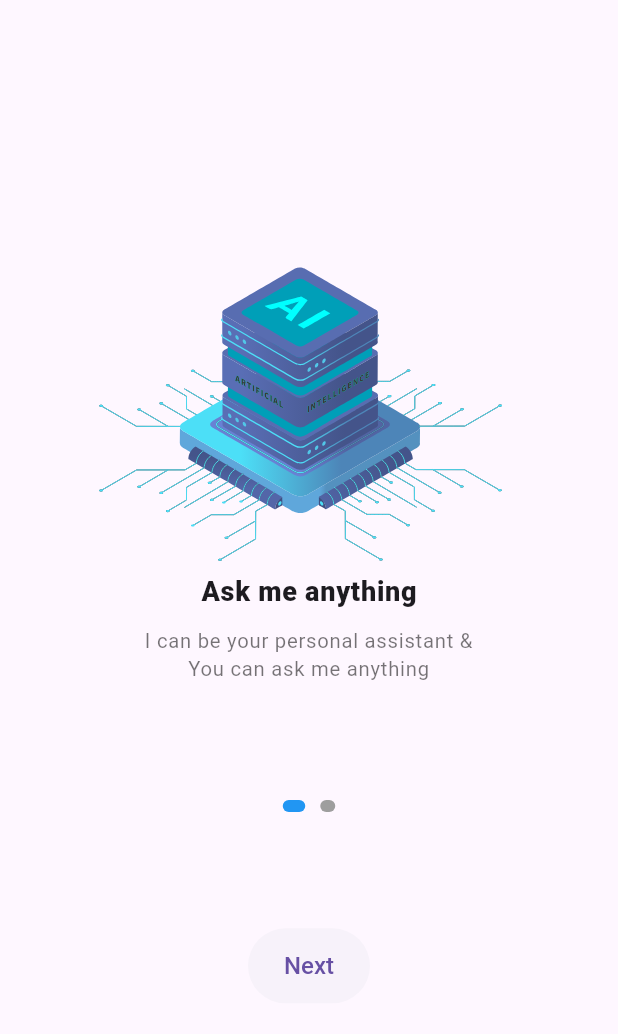
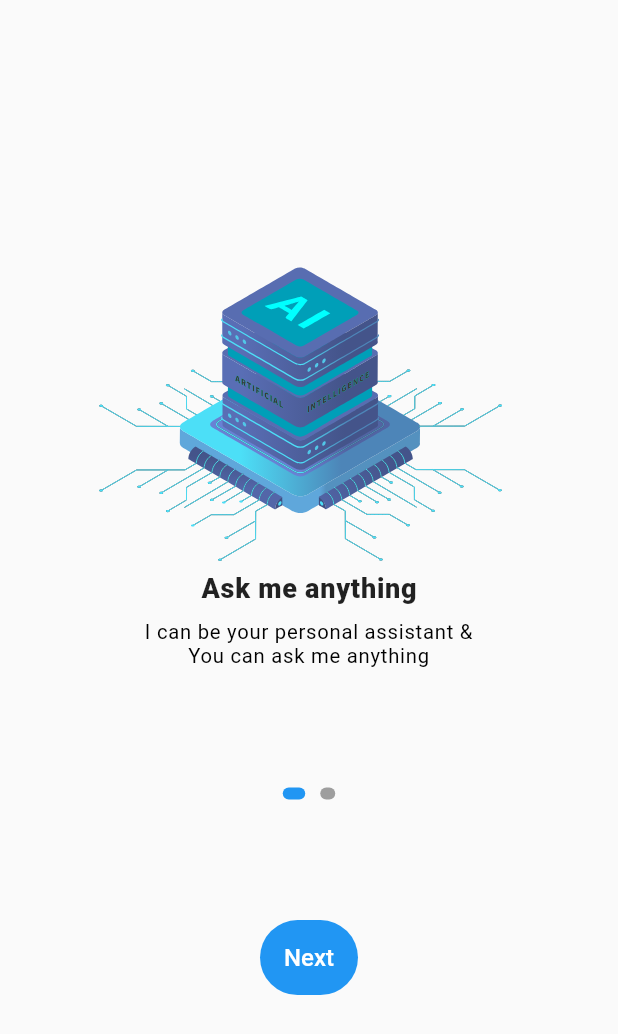
Before and after one commit to Parthh08/Ai-assistant, a Flutter app: the screen it shows after launch, on a phone screen of 412 x 824 dp. Shown: the top 1034 px of the screen. Run offline on Flutter 3.47's test engine with Material 3 defaults, Android fonts, the phone set to English and light mode, and no system bars; our stand-ins replace animated_text_kit, flutter_animate, get, google_generative_ai, hive, lottie; accounts and stored records are empty.

Commit message:
feat: enhance image generation feature and improve theme management

```diff
--- a/lib/controller/image_controller.dart
+++ b/lib/controller/image_controller.dart
@@ -5,7 +5,7 @@
 
 class ImageController extends GetxController {
   final textC = TextEditingController();
-  Future<void> askQuestion() async {
+  Future<void> createAiImage() async {
     final question = textC.text.trim();
     if (question.isNotEmpty) {
 
--- a/lib/helper/pref.dart
+++ b/lib/helper/pref.dart
@@ -1,3 +1,6 @@
+import 'dart:math';
+
+import 'package:flutter/material.dart';
 import 'package:hive/hive.dart';
 import 'package:path_provider/path_provider.dart';
 
@@ -13,4 +16,16 @@
   static bool get showOnboarding =>
       _box.get('showOnboarding', defaultValue: true);
   static set showOnboarding(bool value) => _box.put('showOnboarding', value);
+
+  static bool get isDarkMode => _box.get('isDarkMode') ?? false;
+  static set isDarkMode(bool value) => _box.put('isDarkMode', value);
+
+  static ThemeMode defaultTheme() {
+    final data = _box.get('isDarkMode');
+    print('data: $data');
+    if (data == null) return ThemeMode.light;
+
+    if (data == true) return ThemeMode.dark;
+    return ThemeMode.light;
+  }
 }
--- a/lib/main.dart
+++ b/lib/main.dart
@@ -1,4 +1,5 @@
 import 'package:ai_assistant/apis/apis.dart';
+import 'package:ai_assistant/global.dart';
 import 'package:ai_assistant/helper/pref.dart';
 import 'package:ai_assistant/screens/splash_screen.dart';
 import 'package:flutter/material.dart';
@@ -21,9 +22,39 @@
   @override
   Widget build(BuildContext context) {
     return GetMaterialApp(
+        themeMode: Pref.defaultTheme(),
+        darkTheme: ThemeData(
+            brightness: Brightness.dark,
+            useMaterial3: false,
+            scaffoldBackgroundColor: Colors.grey[400],
+            appBarTheme: AppBarTheme(
+              elevation: 1,
+              centerTitle: true,
+              backgroundColor: Colors.grey[900],
+              iconTheme: const IconThemeData(color: Colors.grey),
+              titleTextStyle: const TextStyle(color: Colors.grey),
+            )),
         title: 'Ai Assistant',
         debugShowCheckedModeBanner: false,
-        theme: ThemeData(),
+        theme: ThemeData(
+            useMaterial3: false,
+            appBarTheme: AppBarTheme(
+              elevation: 1,
+              centerTitle: true,
+              backgroundColor: appBarColor,
+              iconTheme: const IconThemeData(color: Colors.black),
+              titleTextStyle: const TextStyle(color: Colors.black),
+            )),
         home: const SplashScreen());
   }
 }
+
+extension AppTheme on ThemeData {
+//text color
+  Color get textColor =>
+      brightness == Brightness.dark ? Colors.white : Colors.black;
+
+//button color
+  Color? get buttonColor =>
+      brightness == Brightness.dark ? Colors.grey[700] : Colors.blue;
+}
--- a/lib/screens/feature/chatbot_feature.dart
+++ b/lib/screens/feature/chatbot_feature.dart
@@ -19,7 +19,7 @@
     return Scaffold(
       backgroundColor: backgroundColor,
       appBar: AppBar(
-        backgroundColor: appBarColor,
+        // backgroundColor: appBarColor,
         title: const Text('Ai ChatBot'),
       ),
       floatingActionButtonLocation: FloatingActionButtonLocation.centerFloat,
@@ -50,12 +50,10 @@
       ),
       body: Obx(
         () => ListView(
-
           controller: _c.ScrollC,
           physics: BouncingScrollPhysics(),
           padding: EdgeInsets.only(top: 20, bottom: 40),
           children: _c.chatList.map((e) => MessageCard(message: e)).toList(),
-
         ),
       ),
     );
--- a/lib/screens/feature/image_creater.dart
+++ b/lib/screens/feature/image_creater.dart
@@ -39,7 +39,7 @@
                 borderRadius: BorderRadius.circular(15),
               ),
               suffixIcon: IconButton(
-                onPressed: _c.askQuestion,
+                onPressed: _c.createAiImage,
                 icon: const Icon(Icons.send),
               ),
             ),
--- a/lib/screens/onborading_screen.dart
+++ b/lib/screens/onborading_screen.dart
@@ -1,5 +1,6 @@
 // ignore_for_file: prefer_const_constructors
 
+import 'package:ai_assistant/main.dart';
 import 'package:ai_assistant/model/onboarding.dart';
 import 'package:ai_assistant/screens/home_screen.dart';
 import 'package:flutter/material.dart';
@@ -56,7 +57,7 @@
                   style: TextStyle(
                     fontSize: 13.5,
                     letterSpacing: 0.5,
-                    color: Colors.black54,
+                    color: Theme.of(context).textColor,
                   ),
                 ),
                 const Spacer(),
@@ -78,6 +79,7 @@
                 //button
                 ElevatedButton(
                   style: ElevatedButton.styleFrom(
+                      backgroundColor: Theme.of(context).buttonColor,
                       shape: const StadiumBorder(),
                       elevation: 0,
                       textStyle: const TextStyle(
--- a/lib/widget/home_card.dart
+++ b/lib/widget/home_card.dart
@@ -33,6 +33,7 @@
               Text(
                 homeType.title,
                 style: const TextStyle(
+                  color: Colors.black,
                   fontSize: 18,
                   fontWeight: FontWeight.w500,
                   letterSpacing: 1,
--- a/lib/widget/message_card.dart
+++ b/lib/widget/message_card.dart
@@ -95,8 +95,5 @@
               ],
             ),
           );
-    const SizedBox(
-      width: 15,
-    );
   }
 }
--- a/pubspec.yaml
+++ b/pubspec.yaml
@@ -43,6 +43,10 @@
   flutter_animate: ^4.5.2
 
   animated_text_kit: ^4.2.3
+  #for image generation
+  dart_openai: ^5.1.0
+  cached_network_image: ^3.4.1
+
 
   http: ^1.3.0
 
@@ -51,6 +55,8 @@
   #for state management
   get: ^4.6.6
   google_generative_ai: ^0.4.6
+  genai: ^0.0.1-dev.1
+  image: ^4.5.2
 
 dev_dependencies:
   flutter_test:
```
Also changed, not shown: lib/screens/home_screen.dart (+11 -7 lines), pubspec.lock.
